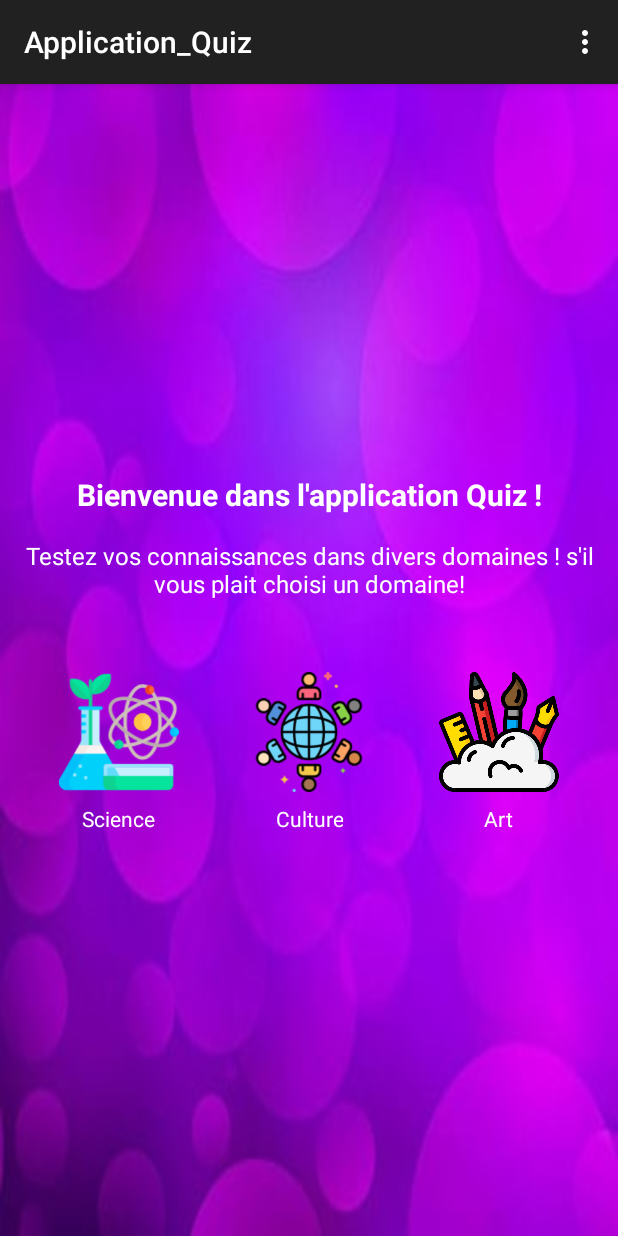
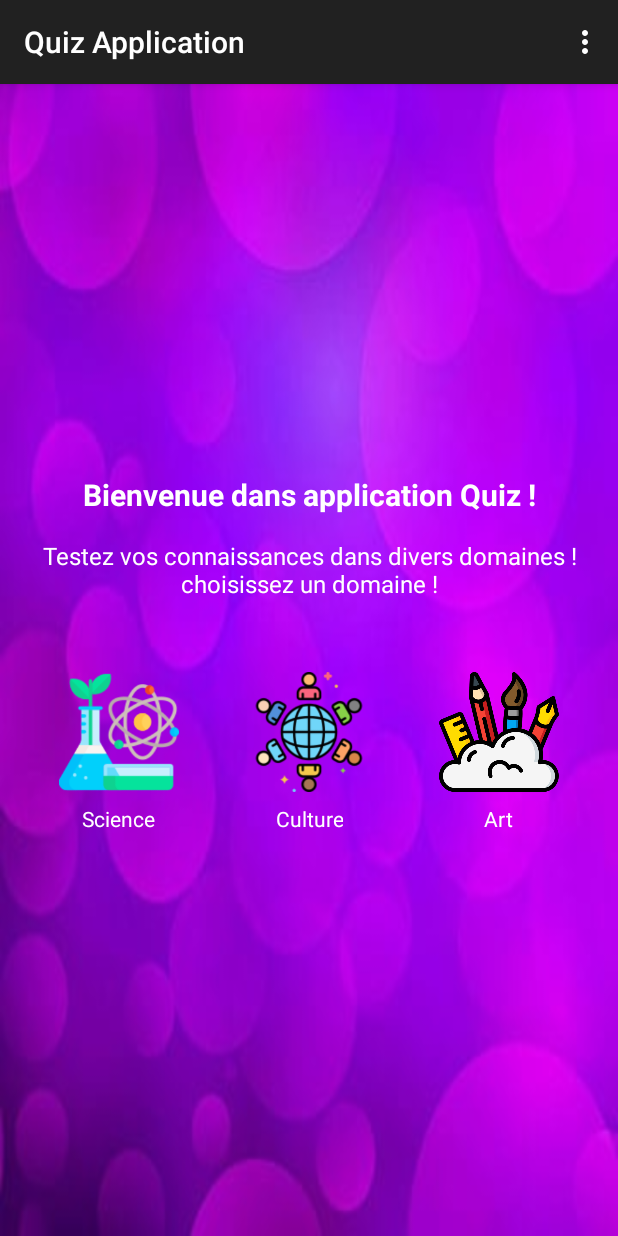
Before and after one commit to bouchrakhalfaouy/Quiz_app, an Android app: the HomeActivity screen opened directly, with no data from a screen before it, on a phone screen of 412 x 824 dp. Run offline under Robolectric (Android 15) with nearby library versions, the phone set to English and light mode, and no system bars.

Commit message:
commit 2

```diff
--- a/app/src/main/AndroidManifest.xml
+++ b/app/src/main/AndroidManifest.xml
@@ -51,7 +51,7 @@
         <activity
             android:name=".LoginActivity"
             android:exported="true"
-            android:theme="@style/Theme.Quiz_Application" />
+            android:theme="@style/Theme.AppCompat.Light.DarkActionBar" />
         <activity
             android:name=".RegisterActivity"
             android:exported="false"
--- a/app/src/main/java/com/example/quiz_application/HomeActivity.java
+++ b/app/src/main/java/com/example/quiz_application/HomeActivity.java
@@ -3,6 +3,7 @@ package com.example.quiz_application;
 import android.content.Intent;
 import android.os.Bundle;
 import android.view.Menu;
+import android.view.MenuItem;
 import android.widget.ImageButton;
 import android.widget.Toast;
 
@@ -66,4 +67,5 @@ public class HomeActivity extends AppCompatActivity {
     private void showToast(String message) {
         Toast.makeText(this, message, Toast.LENGTH_SHORT).show();
     }
+
 }
--- a/app/src/main/res/layout/activity_home.xml
+++ b/app/src/main/res/layout/activity_home.xml
@@ -1,4 +1,3 @@
-<?xml version="1.0" encoding="utf-8"?>
 <LinearLayout xmlns:android="http://schemas.android.com/apk/res/android"
     android:layout_width="match_parent"
     android:layout_height="match_parent"
@@ -11,7 +10,7 @@
     <TextView
         android:layout_width="match_parent"
         android:layout_height="wrap_content"
-        android:text="Bienvenue dans l'application Quiz !"
+        android:text="@string/welcome_message"
         android:textSize="20sp"
         android:textColor="@android:color/white"
         android:gravity="center"
@@ -21,7 +20,7 @@
     <TextView
         android:layout_width="match_parent"
         android:layout_height="wrap_content"
-        android:text="Testez vos connaissances dans divers domaines ! s'il vous plait choisi un domaine!"
+        android:text="@string/quiz_description"
         android:textSize="16sp"
         android:textColor="@android:color/white"
         android:gravity="center"
@@ -51,7 +50,7 @@
                 android:layout_height="80dp"
                 android:src="@drawable/science"
                 android:background="@drawable/rounded_button_background"
-                android:contentDescription="Science"
+                android:contentDescription="@string/science"
                 android:layout_marginBottom="8dp"
                 android:elevation="4dp"
                 android:scaleType="centerInside"
@@ -60,7 +59,7 @@
             <TextView
                 android:layout_width="wrap_content"
                 android:layout_height="wrap_content"
-                android:text="Science"
+                android:text="@string/science"
                 android:textSize="14sp"
                 android:textColor="@android:color/white"
                 android:gravity="center" />
@@ -81,7 +80,7 @@
                 android:layout_height="80dp"
                 android:src="@drawable/culture"
                 android:background="@drawable/rounded_button_background"
-                android:contentDescription="Culture"
+                android:contentDescription="@string/culture"
                 android:layout_marginBottom="8dp"
                 android:elevation="4dp"
                 android:scaleType="centerInside"
@@ -90,7 +89,7 @@
             <TextView
                 android:layout_width="wrap_content"
                 android:layout_height="wrap_content"
-                android:text="Culture"
+                android:text="@string/culture"
                 android:textSize="14sp"
                 android:textColor="@android:color/white"
                 android:gravity="center" />
@@ -111,7 +110,7 @@
                 android:layout_height="80dp"
                 android:src="@drawable/art"
                 android:background="@drawable/rounded_button_background"
-                android:contentDescription="Art"
+                android:contentDescription="@string/art"
                 android:layout_marginBottom="8dp"
                 android:elevation="4dp"
                 android:scaleType="centerInside"
@@ -120,7 +119,7 @@
             <TextView
                 android:layout_width="wrap_content"
                 android:layout_height="wrap_content"
-                android:text="Art"
+                android:text="@string/art"
                 android:textSize="14sp"
                 android:textColor="@android:color/white"
                 android:gravity="center" />
--- a/app/src/main/res/values/strings.xml
+++ b/app/src/main/res/values/strings.xml
@@ -1,19 +1,31 @@
 <resources>
-    <string name="app_name">Application_Quiz</string>
-        <string name="score_label">Votre score :</string>
-        <string name="exit_button">Retour à l'accueil</string>
-        <string name="menu_home">Accueil</string>
-        <string name="menu_logout">Déconnexion</string>
+    <string name="app_name">Quiz Application</string>
+    <string name="enter_email_error">Veuillez entrer un e-mail</string>
+    <string name="enter_password_error">Veuillez entrer un mot de passe</string>
+    <string name="invalid_email_error">Veuillez entrer un e-mail valide</string>
+    <string name="invalid_credentials_toast">E-mail ou mot de passe incorrect</string>
+    <string name="welcome_toast">Bienvenue %1$s</string>
+    <string name="change_language">Langue changée à: </string>
 
     <string name="welcome_text">Bienvenu, apprenant et apprenante</string>
     <string name="email_hint">Email</string>
     <string name="password_hint">Mot de passe</string>
     <string name="login_button_text">Se connecter</string>
     <string name="create_account_text">Créer un compte</string>
-    <string name="enter_email_error">Veuillez entrer un e-mail</string>
-    <string name="enter_password_error">Veuillez entrer un mot de passe</string>
-    <string name="invalid_email_error">Veuillez entrer un e-mail valide</string>
-    <string name="invalid_credentials_toast">E-mail ou mot de passe incorrect</string>
-    <string name="welcome_toast">Bienvenue %1$s</string>
-    <string name="change_language">langue est changé en: </string>
+
+    <string name="welcome_message">Bienvenue dans application Quiz !</string>
+    <string name="quiz_description">Testez vos connaissances dans divers domaines ! choisissez un domaine !</string>
+    <string name="science">Science</string>
+    <string name="culture">Culture</string>
+    <string name="art">Art</string>
+
+
+
+
+
+    <string name="next">Suivant</string>
+    <string name="previous">Précédent</string>
+    <string name="lorem_ipsum">Lorem ipsum dolor sit amet, consectetur adipiscing elit.</string>
+    <string name="first_fragment_label">Premier Fragment</string>
+    <string name="second_fragment_label">Deuxième Fragment</string>
 </resources>
```
Also changed, not shown: 1 other file.
